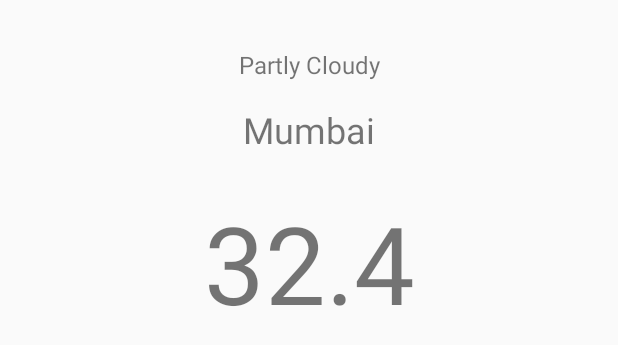
After one commit to 0xKD/misc, an Android app: the layout current_weather.xml on its own in the app's theme, with its tools: preview values and no code run, on a phone screen of 412 x 824 dp. The commit adds this screen. Shown: the top 345 px of the screen. Run offline under Robolectric (Android 15) with nearby library versions, the phone set to English and light mode, and no system bars; network calls fail.

Commit message:
Add "CurrentWeather" model, endpoint, and fragment

```diff
--- a/java/android/learn/Weather/app/src/main/java/mixedquantum/blogspot/com/weather/network/NetworkDAO.java
+++ b/java/android/learn/Weather/app/src/main/java/mixedquantum/blogspot/com/weather/network/NetworkDAO.java
@@ -61,4 +61,8 @@ public class NetworkDAO {
     public void getWeatherDetails(Long id) {
         enqueueAndRegister(endpoints.getForecast(id));
     }
+
+    public void getCurrentWeather(long id) {
+        enqueueAndRegister(endpoints.getCurrentWeather(id));
+    }
 }
--- /dev/null
+++ b/java/android/learn/Weather/app/src/main/java/mixedquantum/blogspot/com/weather/utils/Constants.java
@@ -0,0 +1,5 @@
+package mixedquantum.blogspot.com.weather.utils;
+
+public interface Constants {
+    String CURRENT_WEATHER = "currentWeather";
+}
--- a/java/android/learn/Weather/app/src/main/java/mixedquantum/blogspot/com/weather/utils/ServiceDelegate.java
+++ b/java/android/learn/Weather/app/src/main/java/mixedquantum/blogspot/com/weather/utils/ServiceDelegate.java
@@ -3,6 +3,7 @@ package mixedquantum.blogspot.com.weather.utils;
 import java.util.List;
 
 import mixedquantum.blogspot.com.weather.network.NetworkDAO;
+import mixedquantum.blogspot.com.weather.network.responses.NetworkVO;
 
 public class ServiceDelegate {
     private static ServiceDelegate instance;
@@ -21,4 +22,8 @@ public class ServiceDelegate {
     public void getWeatherDetails(Long id) {
         NetworkDAO.getInstance().getWeatherDetails(id);
     }
+
+    public void getCurrentWeather(long id) {
+        NetworkDAO.getInstance().getCurrentWeather(id);
+    }
 }
--- /dev/null
+++ b/java/android/learn/Weather/app/src/main/res/layout/current_weather.xml
@@ -0,0 +1,43 @@
+<?xml version="1.0" encoding="utf-8"?>
+<FrameLayout xmlns:android="http://schemas.android.com/apk/res/android"
+    xmlns:tools="http://schemas.android.com/tools"
+    android:orientation="vertical"
+    android:layout_width="match_parent"
+    android:layout_height="match_parent">
+    <include layout="@layout/progressbar"/>
+
+    <LinearLayout
+        android:paddingTop="@dimen/fragment_top_padding"
+        android:paddingBottom="@dimen/fragment_top_padding"
+        android:orientation="vertical"
+        android:layout_width="match_parent"
+        android:layout_height="wrap_content">
+        <TextView
+            tools:text="Partly Cloudy"
+            android:id="@+id/description"
+            android:gravity="center"
+            android:layout_width="match_parent"
+            android:layout_height="wrap_content"
+            android:textSize="@dimen/text_size_small"
+            android:paddingTop="@dimen/text_padding_small"
+            android:paddingBottom="@dimen/text_padding_small" />
+        <TextView
+            tools:text="Mumbai"
+            android:id="@+id/location"
+            android:gravity="center"
+            android:layout_width="match_parent"
+            android:layout_height="wrap_content"
+            android:textSize="@dimen/text_size_normal"
+            android:paddingTop="@dimen/text_padding_small"
+            android:paddingBottom="@dimen/text_padding_small"/>
+        <TextView
+            tools:text="32.4"
+            android:id="@+id/temperature"
+            android:gravity="center"
+            android:layout_width="match_parent"
+            android:layout_height="wrap_content"
+            android:textSize="@dimen/text_size_super_large"
+            android:paddingTop="@dimen/text_padding"
+            android:paddingBottom="@dimen/text_padding"/>
+    </LinearLayout>
+</FrameLayout>
--- a/java/android/learn/Weather/app/src/main/res/values/dimens.xml
+++ b/java/android/learn/Weather/app/src/main/res/values/dimens.xml
@@ -2,4 +2,17 @@
     <!-- Default screen margins, per the Android Design guidelines. -->
     <dimen name="activity_horizontal_margin">16dp</dimen>
     <dimen name="activity_vertical_margin">16dp</dimen>
+    <dimen name="text_size_small">16sp</dimen>
+    <dimen name="text_size_normal">24sp</dimen>
+    <dimen name="text_size_medium">32sp</dimen>
+    <dimen name="text_size_large">48sp</dimen>
+    <dimen name="text_size_super_large">72sp</dimen>
+    <dimen name="fragment_top_padding">24sp</dimen>
+
+    <!-- Padding around text-->
+    <dimen name="text_padding_small">8sp</dimen>
+    <dimen name="text_padding">16sp</dimen>
+    <dimen name="text_padding_medium">24sp</dimen>
+    <dimen name="text_padding_large">32sp</dimen>
+    <dimen name="text_padding_super_large">48sp</dimen>
 </resources>
```
Also changed, not shown: java/android/learn/Weather/app/src/main/java/mixedquantum/blogspot/com/weather/models/CurrentWeather.java (added, +324 -0 lines), java/android/learn/Weather/app/src/main/java/mixedquantum/blogspot/com/weather/network/Endpoints.java (+7 -2 lines), java/android/learn/Weather/app/src/main/java/mixedquantum/blogspot/com/weather/ui/fragments/BaseFragment.java (+9 -1 lines), java/android/learn/Weather/app/src/main/java/mixedquantum/blogspot/com/weather/ui/fragments/CurrentWeatherFragment.java (added, +50 -0 lines), java/android/learn/Weather/app/src/main/java/mixedquantum/blogspot/com/weather/ui/fragments/DummyFragment.java (+9 -0 lines), java/android/learn/Weather/app/src/main/res/layout/progressbar.xml (added, +16 -0 lines).
